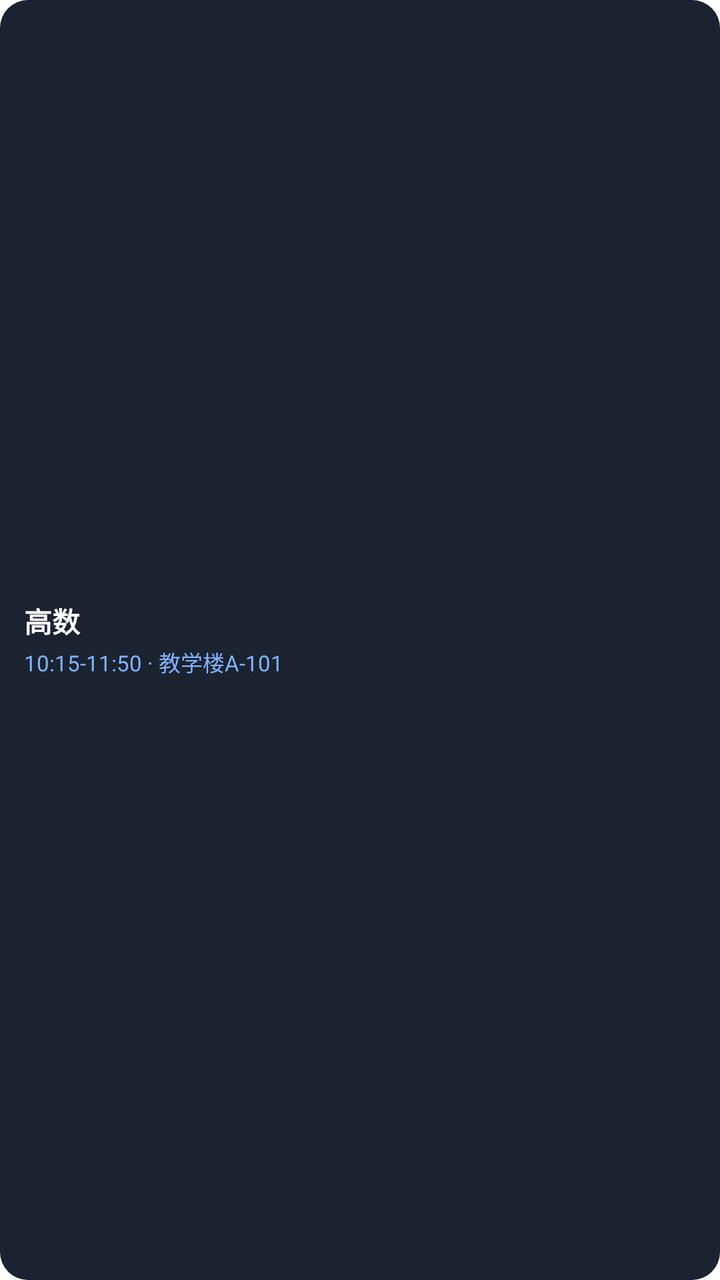
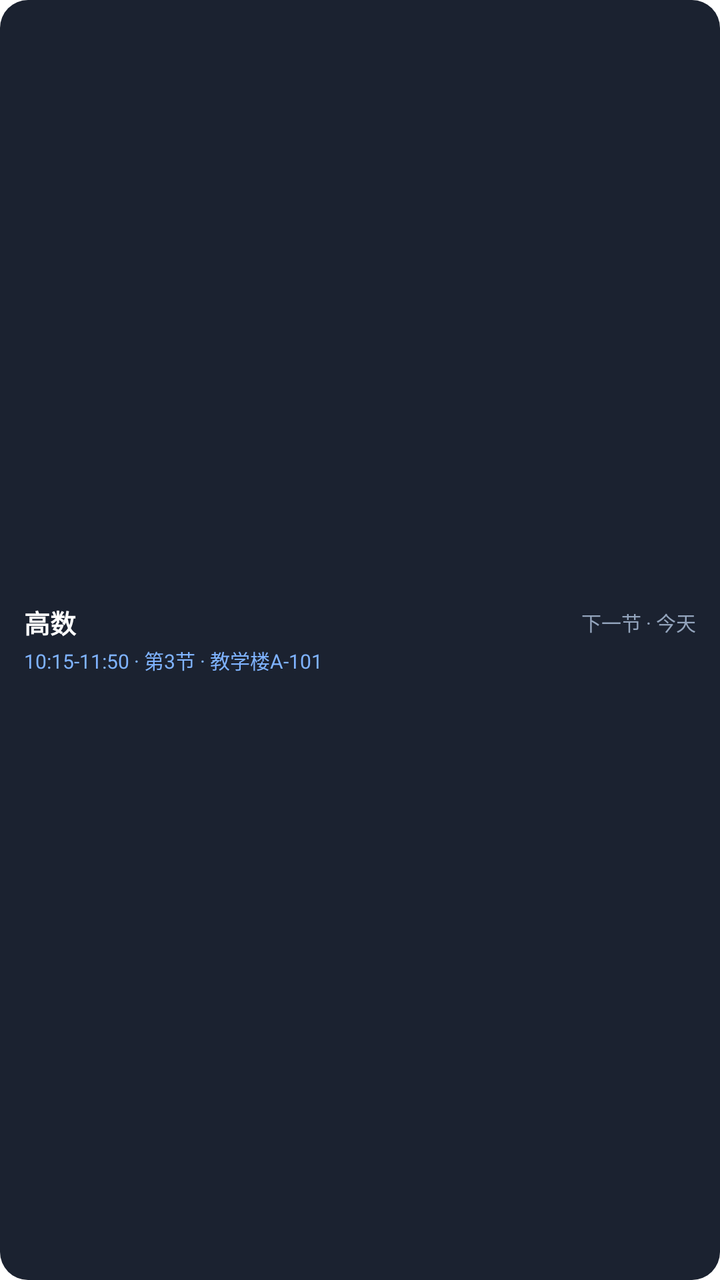

The first picture is an Android layout as it rendered before a commit; the second is the same layout after the commit. The layout source and the unified diff follow.
<!-- AndroidManifest.xml: fallback theme Theme.MaterialComponents.DayNight.NoActionBar -->
<!-- res/layout/next_class_widget_small.xml -->
<?xml version="1.0" encoding="utf-8"?>
<LinearLayout xmlns:android="http://schemas.android.com/apk/res/android"
    android:id="@+id/widget_small_root"
    android:layout_width="match_parent"
    android:layout_height="match_parent"
    android:orientation="vertical"
    android:background="@drawable/next_class_widget_bg"
    android:paddingStart="12dp"
    android:paddingEnd="12dp"
    android:paddingTop="6dp"
    android:paddingBottom="7dp">

    
    <LinearLayout
        android:id="@+id/widget_small_content"
        android:layout_width="match_parent"
        android:layout_height="match_parent"
        android:orientation="vertical"
        android:gravity="center_vertical"
        android:visibility="visible">

        <TextView
            android:id="@+id/widget_small_name"
            android:layout_width="match_parent"
            android:layout_height="wrap_content"
            android:text="高数"
            android:textColor="#FFFFFF"
            android:textSize="14sp"
            android:textStyle="bold"
            android:maxLines="1"
            android:ellipsize="end" />

        <TextView
            android:id="@+id/widget_small_info"
            android:layout_width="match_parent"
            android:layout_height="wrap_content"
            android:layout_marginTop="2dp"
            android:text="10:15-11:50 · 教学楼A-101"
            android:textColor="#7FB3FF"
            android:textSize="11sp"
            android:maxLines="1"
            android:ellipsize="end" />
    </LinearLayout>

    
    <TextView
        android:id="@+id/widget_small_empty"
        android:layout_width="match_parent"
        android:layout_height="match_parent"
        android:gravity="center"
        android:text="没有课了"
        android:textColor="#DCE4F0"
        android:textSize="12sp"
        android:visibility="gone" />
</LinearLayout>
<!-- resources referenced by this layout -->
<resources>
  <!-- drawable next_class_widget_bg (drawable) -->
  <?xml version="1.0" encoding="utf-8"?>
  <shape xmlns:android="http://schemas.android.com/apk/res/android"
      android:shape="rectangle">
      <solid android:color="#1B2230" />
      <corners android:radius="14dp" />
  </shape>
</resources>

<!-- the commit's change to res/layout/next_class_widget_small.xml (unified diff, before → after) -->
@@ -19,25 +19,44 @@
         android:gravity="center_vertical"
         android:visibility="visible">
 
-        <TextView
-            android:id="@+id/widget_small_name"
+        <LinearLayout
             android:layout_width="match_parent"
             android:layout_height="wrap_content"
-            android:text="高数"
-            android:textColor="#FFFFFF"
-            android:textSize="14sp"
-            android:textStyle="bold"
-            android:maxLines="1"
-            android:ellipsize="end" />
+            android:orientation="horizontal"
+            android:gravity="center_vertical">
+
+            <TextView
+                android:id="@+id/widget_small_name"
+                android:layout_width="0dp"
+                android:layout_height="wrap_content"
+                android:layout_weight="1"
+                android:text="高数"
+                android:textColor="#FFFFFF"
+                android:textSize="13sp"
+                android:textStyle="bold"
+                android:maxLines="1"
+                android:ellipsize="end" />
+
+            <TextView
+                android:id="@+id/widget_small_status"
+                android:layout_width="wrap_content"
+                android:layout_height="wrap_content"
+                android:layout_marginStart="6dp"
+                android:text="下一节 · 今天"
+                android:textColor="#93A4BC"
+                android:textSize="10sp"
+                android:maxLines="1"
+                android:ellipsize="end" />
+        </LinearLayout>
 
         <TextView
             android:id="@+id/widget_small_info"
             android:layout_width="match_parent"
             android:layout_height="wrap_content"
             android:layout_marginTop="2dp"
-            android:text="10:15-11:50 · 教学楼A-101"
+            android:text="10:15-11:50 · 第3节 · 教学楼A-101"
             android:textColor="#7FB3FF"
-            android:textSize="11sp"
+            android:textSize="10sp"
             android:maxLines="1"
             android:ellipsize="end" />
     </LinearLayout>
